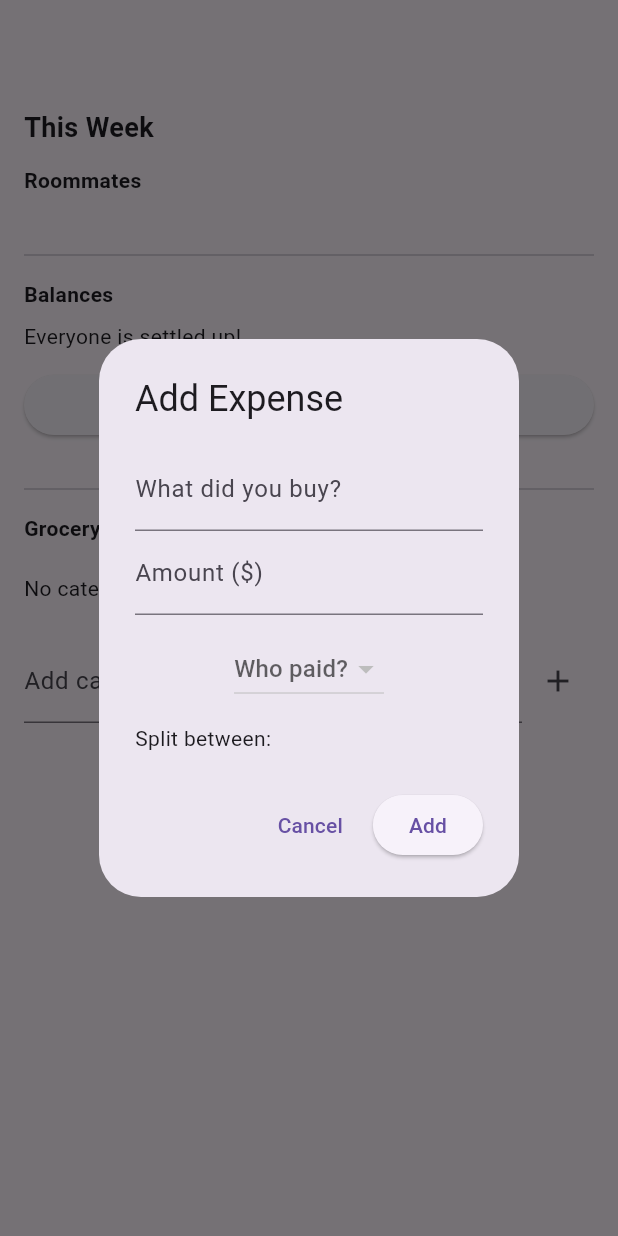
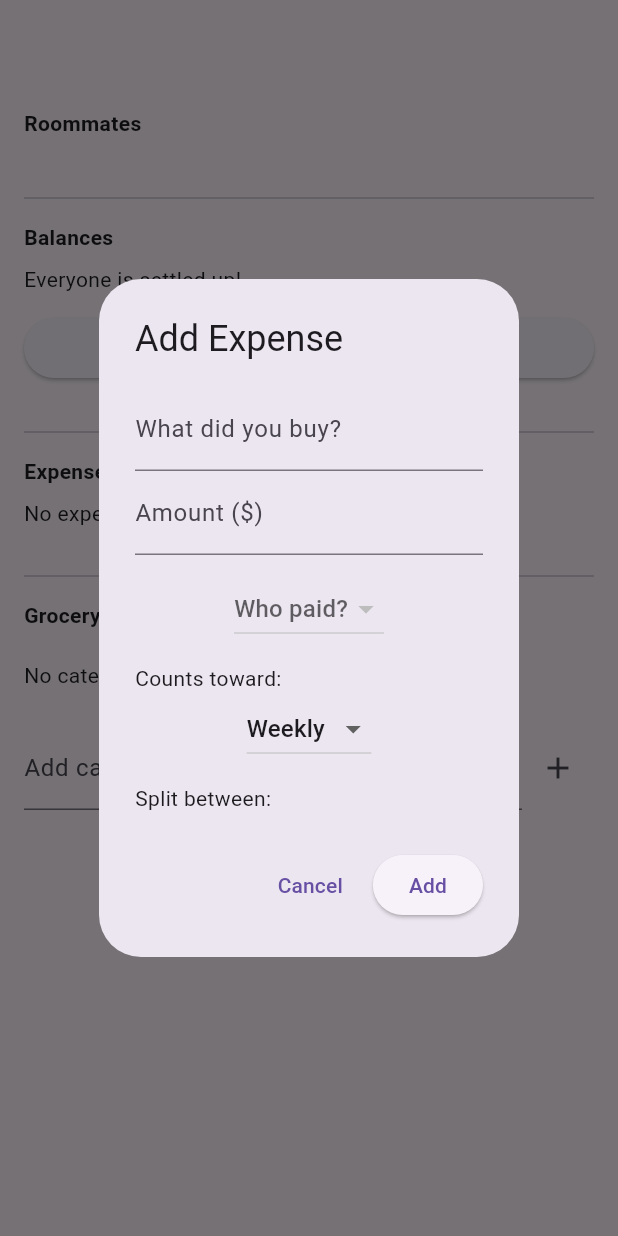
Before and after one commit to KasenS1230/CSC-4330---Project-3, a Flutter app: the DashboardScreen screen opened directly with empty values, after a tap on "Add Expense", on a phone screen of 412 x 824 dp. Run offline on Flutter 3.47's test engine with Material 3 defaults, Android fonts, the phone set to English and light mode, and no system bars.

Commit message:
Expenses can now be designated weekly or monthly. Removed option from the create_group_screen.dart Fixed padding between price label and period label for expenses

```diff
--- a/lib/models/expense.dart
+++ b/lib/models/expense.dart
@@ -1,4 +1,9 @@
 // models/expense.dart
+
+// Moved here from grocery_category.dart: period is now a property of each
+// expense, not the group as a whole.
+enum Period { weekly, monthly }
+
 class Expense {
   final String id;
   final String paidBy;          // Roommate id
@@ -6,6 +11,7 @@ class Expense {
   final double amount;
   final List<String> splitBetween; // Roommate ids sharing this expense
   final DateTime date;
+  final Period period;          // Whether this expense counts as weekly or monthly
 
   Expense({
     required this.id,
@@ -14,6 +20,7 @@ class Expense {
     required this.amount,
     required this.splitBetween,
     required this.date,
+    required this.period,
   });
 
   // Each person's share of this expense (even split)
--- a/lib/models/grocery_category.dart
+++ b/lib/models/grocery_category.dart
@@ -6,5 +6,3 @@ class GroceryCategory {
 
   GroceryCategory({required this.id, required this.name, this.assignedTo});
 }
-
-enum Period { weekly, monthly }
--- a/lib/models/grocery_group.dart
+++ b/lib/models/grocery_group.dart
@@ -6,7 +6,6 @@ import 'expense.dart';
 class GroceryGroup {
   final String id;
   final String name;
-  final Period period;
   final List<Roommate> roommates;
   final List<GroceryCategory> categories;
   final List<Expense> expenses;
@@ -14,7 +13,6 @@ class GroceryGroup {
   GroceryGroup({
     required this.id,
     required this.name,
-    required this.period,
     required this.roommates,
     required this.categories,
     List<Expense>? expenses,
--- a/lib/screens/dashboard_screen.dart
+++ b/lib/screens/dashboard_screen.dart
@@ -18,10 +18,6 @@ class DashboardScreen extends StatefulWidget {
 
 class _DashboardScreenState extends State<DashboardScreen> {
   final _newCategoryController = TextEditingController();
-
-  String _periodLabel() {
-    return widget.group.period == Period.weekly ? 'This Week' : 'This Month';
-  }
 
   // Add this widget-building method inside _DashboardScreenState
   Widget _buildBalancesSection() {
@@ -51,6 +47,46 @@ class _DashboardScreenState extends State<DashboardScreen> {
     );
   }
 
+  // Designated place for per-expense period: each logged expense now shows
+  // whether it counts as a weekly or monthly expense.
+  Widget _buildExpensesSection() {
+    final expenses = widget.group.expenses;
+
+    return Column(
+      crossAxisAlignment: CrossAxisAlignment.start,
+      children: [
+        const Text('Expenses', style: TextStyle(fontWeight: FontWeight.bold)),
+        const SizedBox(height: 8),
+        if (expenses.isEmpty)
+          const Text('No expenses logged yet.')
+        else
+          ...expenses.map((expense) {
+            final periodLabel = expense.period == Period.weekly ? 'Weekly' : 'Monthly';
+            return Card(
+              margin: const EdgeInsets.symmetric(vertical: 4),
+              child: ListTile(
+                title: Text(expense.description),
+                subtitle: Text('Paid by ${_roommateName(expense.paidBy)}'),
+                trailing: Row(
+                  mainAxisSize: MainAxisSize.min,
+                  crossAxisAlignment: CrossAxisAlignment.end,
+                  children: [
+                    Text('\$${expense.amount.toStringAsFixed(2)}', style: TextStyle(fontSize: 20)),
+                    const SizedBox(height: 4, width: 8),
+                    Chip(
+                      label: Text(periodLabel, style: const TextStyle(fontSize: 11)),
+                      padding: EdgeInsets.zero,
+                      visualDensity: VisualDensity.compact,
+                    ),
+                  ],
+                ),
+              ),
+            );
+          }),
+      ],
+    );
+  }
+
   void _openAddExpenseDialog() {
     showDialog(
       context: context,
@@ -64,7 +100,6 @@ class _DashboardScreenState extends State<DashboardScreen> {
       ),
     );
   }
-
 
   void _assignCategory(GroceryCategory category, Roommate? roommate) {
     setState(() {
@@ -101,12 +136,6 @@ class _DashboardScreenState extends State<DashboardScreen> {
       body: ListView(
         padding: const EdgeInsets.all(16),
         children: [
-          Text(
-            _periodLabel(),
-            style: const TextStyle(fontSize: 18, fontWeight: FontWeight.bold),
-          ),
-          const SizedBox(height: 12),
-
           // Roommates section
           const Text('Roommates', style: TextStyle(fontWeight: FontWeight.bold)),
           const SizedBox(height: 8),
@@ -130,6 +159,11 @@ class _DashboardScreenState extends State<DashboardScreen> {
             icon: const Icon(Icons.add_shopping_cart),
             label: const Text('Add Expense'),
           ),
+
+          const SizedBox(height: 24),
+          const Divider(),
+          const SizedBox(height: 8),
+          _buildExpensesSection(),
 
           const SizedBox(height: 24),
           const Divider(),
--- a/lib/widgets/add_expense_dialog.dart
+++ b/lib/widgets/add_expense_dialog.dart
@@ -17,6 +17,7 @@ class _AddExpenseDialogState extends State<AddExpenseDialog> {
   final _descController = TextEditingController();
   final _amountController = TextEditingController();
   String? _paidBy;
+  Period _period = Period.weekly;
   final Set<String> _splitBetween = {};
 
   @override
@@ -42,6 +43,7 @@ class _AddExpenseDialogState extends State<AddExpenseDialog> {
       amount: amount,
       splitBetween: _splitBetween.toList(),
       date: DateTime.now(),
+      period: _period,
     ));
 
     Navigator.pop(context);
@@ -74,6 +76,16 @@ class _AddExpenseDialogState extends State<AddExpenseDialog> {
               onChanged: (id) => setState(() => _paidBy = id),
             ),
             const SizedBox(height: 12),
+            const Align(alignment: Alignment.centerLeft, child: Text('Counts toward:')),
+            DropdownButton<Period>(
+              value: _period,
+              items: const [
+                DropdownMenuItem(value: Period.weekly, child: Text('Weekly')),
+                DropdownMenuItem(value: Period.monthly, child: Text('Monthly')),
+              ],
+              onChanged: (val) => setState(() => _period = val!),
+            ),
+            const SizedBox(height: 12),
             const Align(alignment: Alignment.centerLeft, child: Text('Split between:')),
             ...widget.roommates.map((r) => CheckboxListTile(
               title: Text(r.name),
--- a/pubspec.yaml
+++ b/pubspec.yaml
@@ -48,8 +48,7 @@ dev_dependencies:
 
 dependency_overrides:
     material_color_utilities: ^0.13.1
-    test_api: ^0.7.14
-
+    test_api: ^0.7.1
 # For information on the generic Dart part of this file, see the
 # following page: https://dart.dev/tools/pub/pubspec
 
```
Also changed, not shown: lib/screens/create_group_screen.dart (+0 -11 lines), pubspec.lock.
